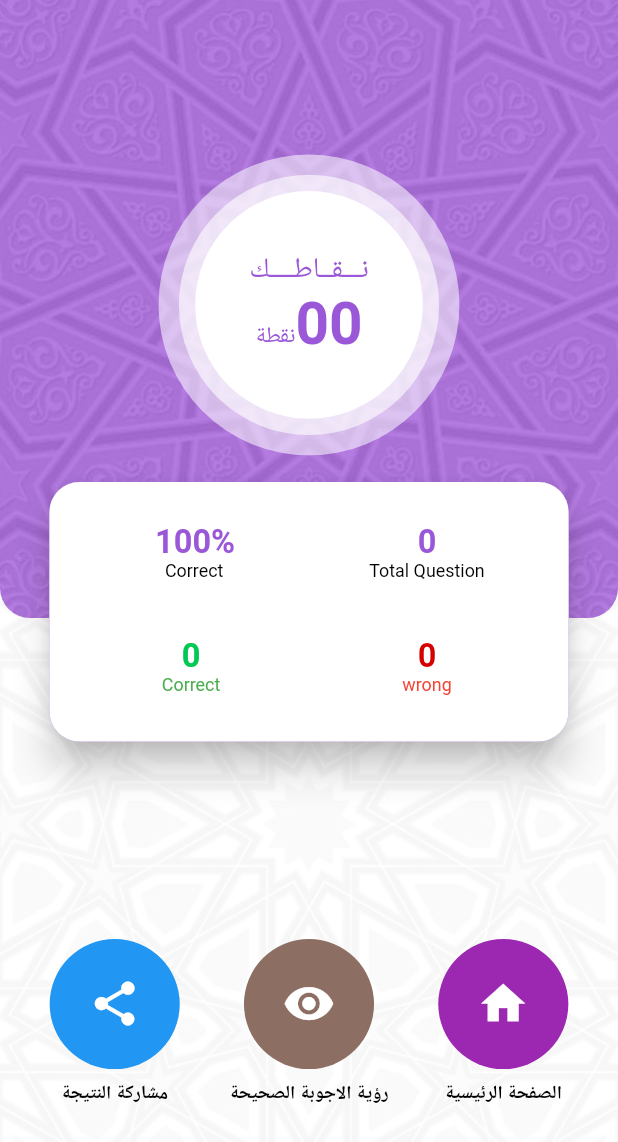
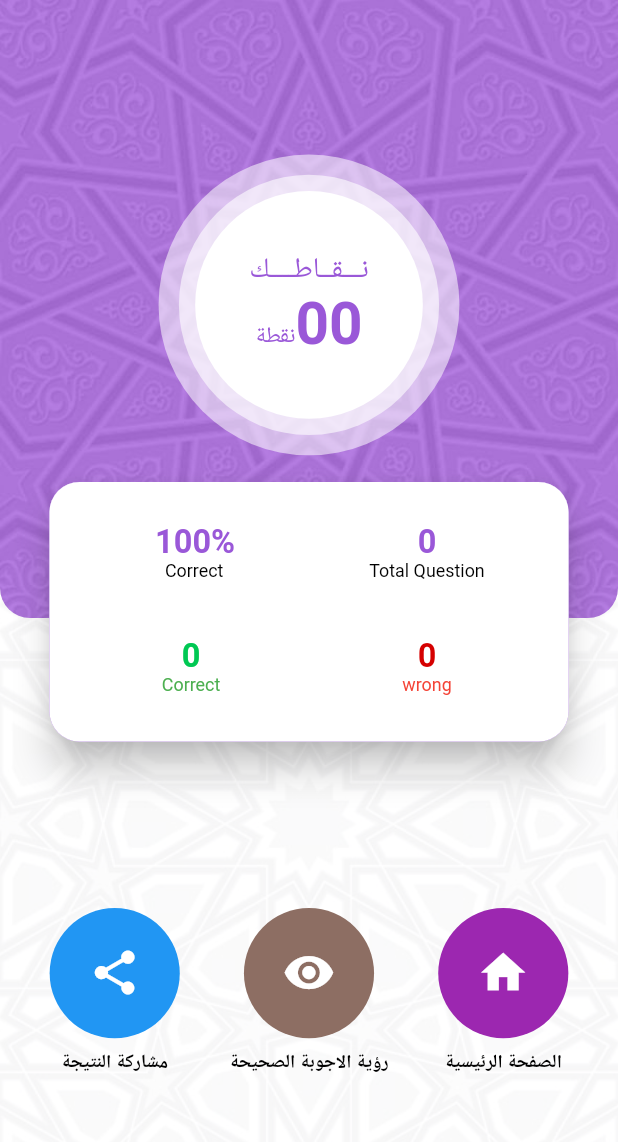
Before and after one commit to saleem1333/C-Skills, a Flutter app: the Results widget shown alone on an empty page, opened directly with empty values, on a phone screen of 412 x 824 dp. Shown: the top 1142 px of the screen. Run offline on Flutter 3.47's test engine with Material 2 defaults, Android fonts, the phone set to English and light mode, and no system bars; our stand-ins replace circular_countdown_timer, flutter_screenutil; statements that could not run were skipped.

Commit message:
first upload C-Skills

```diff
--- a/lib/Pages/Results.dart
+++ b/lib/Pages/Results.dart
@@ -286,11 +286,10 @@ class _ResultsState extends State<Results> {
               quizBox(),
             ],
           ),
-          SizedBox(height: 0.15.sh),
+          SizedBox(height: 0.125.sh),
           Row(
             mainAxisAlignment: MainAxisAlignment.spaceEvenly,
             children: [
-              SizedBox(width: 0.05.sw),
               Column(
                 children: [
                   TextButton(
@@ -317,7 +316,6 @@ class _ResultsState extends State<Results> {
                   )
                 ],
               ),
-              SizedBox(width: 0.05.sw),
               Column(
                 children: [
                   TextButton(
@@ -342,7 +340,6 @@ class _ResultsState extends State<Results> {
                   ),
                 ],
               ),
-              SizedBox(width: 0.05.sw),
               Column(
                 children: [
                   TextButton(
@@ -370,7 +367,6 @@ class _ResultsState extends State<Results> {
                   ),
                 ],
               ),
-              SizedBox(width: 0.05.sw),
             ],
           )
         ],
--- a/lib/SplashScreen/animation_screen.dart
+++ b/lib/SplashScreen/animation_screen.dart
@@ -72,7 +72,7 @@ class _AnimationScreenState extends State<AnimationScreen>
             child: Container(
               decoration: BoxDecoration(
                 image: DecorationImage(
-                    image: AssetImage('assets/images/background-1.png'),
+                    image: AssetImage('assets/images/splash-background.png'),
                     fit: BoxFit.cover),
               ),
               child: Column(
--- a/lib/main.dart
+++ b/lib/main.dart
@@ -16,7 +16,6 @@ class MyApp extends StatelessWidget {
       designSize: Size(720, 1520),
       // designSize: Size(1080, 2340),
       builder: () => MaterialApp(
-
         debugShowCheckedModeBanner: false,
         home: Splash(),
       ),
```
